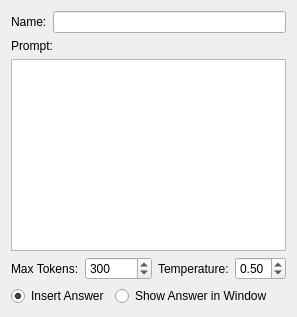
First picture: the form in taskwidget.ui, repository avin/desktop-llm-helper, before the edit.
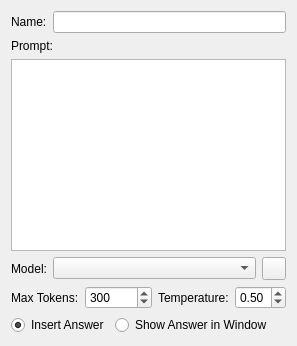
Second picture: the form after the edit.

Commit message: select model

Patch:
```diff
--- a/taskwidget.ui
+++ b/taskwidget.ui
@@ -27,6 +27,33 @@
    <item>
     <widget class="QTextEdit" name="textEditPrompt"/>
    </item>
+   <item>
+    <layout class="QHBoxLayout" name="horizontalLayoutModel">
+     <property name="alignment">
+      <set>Qt::AlignLeft</set>
+     </property>
+     <item>
+      <widget class="QLabel" name="labelModel">
+       <property name="text">
+        <string>Model:</string>
+       </property>
+     </widget>
+     </item>
+     <item>
+      <widget class="QComboBox" name="comboBoxModel">
+       <property name="sizePolicy">
+        <sizepolicy hsizetype="Expanding" vsizetype="Fixed">
+         <horstretch>1</horstretch>
+         <verstretch>0</verstretch>
+        </sizepolicy>
+       </property>
+      </widget>
+     </item>
+     <item>
+      <widget class="QToolButton" name="toolButtonRefreshModels"/>
+     </item>
+    </layout>
+   </item>
    <item>
     <layout class="QHBoxLayout" name="horizontalLayoutParams">
      <property name="alignment">
```
The commit also changes 8 other files.
